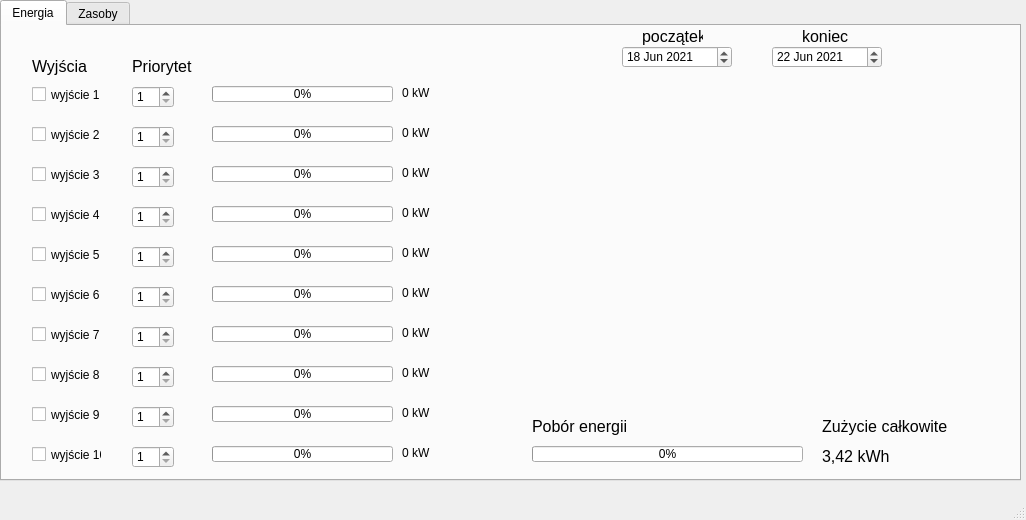
MateuszRosner/InteliHouse1.0, file InteliHouse.ui: the form before one commit.
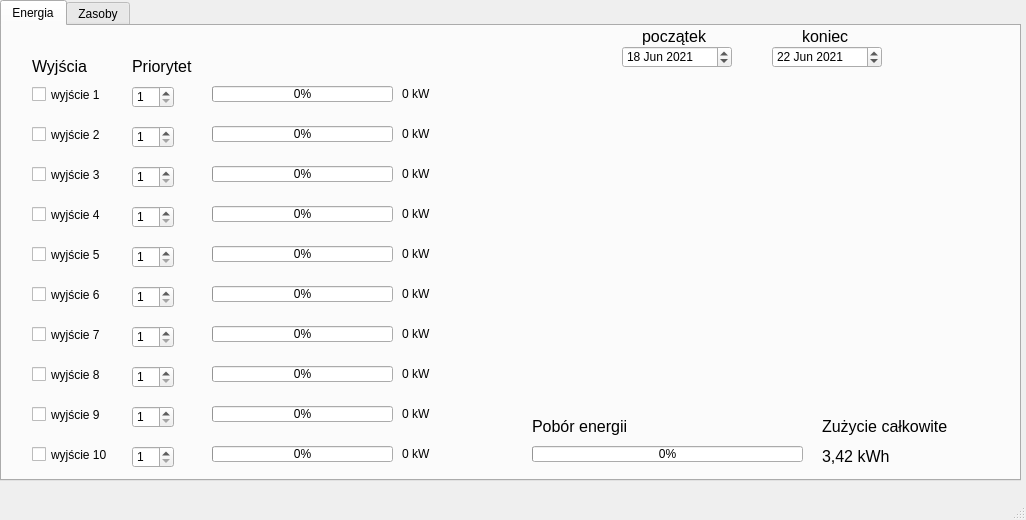
The form after the commit. The open tabs and pages were chosen to show the change.

Diff of the .ui file:
```diff
--- a/InteliHouse.ui
+++ b/InteliHouse.ui
@@ -74,7 +74,7 @@
        <rect>
         <x>30</x>
         <y>420</y>
-        <width>70</width>
+        <width>91</width>
         <height>17</height>
        </rect>
       </property>
@@ -87,7 +87,7 @@
        <rect>
         <x>30</x>
         <y>380</y>
-        <width>70</width>
+        <width>91</width>
         <height>17</height>
        </rect>
       </property>
@@ -126,7 +126,7 @@
        <rect>
         <x>30</x>
         <y>60</y>
-        <width>70</width>
+        <width>91</width>
         <height>17</height>
        </rect>
       </property>
@@ -152,7 +152,7 @@
        <rect>
         <x>30</x>
         <y>340</y>
-        <width>70</width>
+        <width>91</width>
         <height>17</height>
        </rect>
       </property>
@@ -165,7 +165,7 @@
        <rect>
         <x>30</x>
         <y>300</y>
-        <width>70</width>
+        <width>91</width>
         <height>17</height>
        </rect>
       </property>
@@ -178,7 +178,7 @@
        <rect>
         <x>30</x>
         <y>180</y>
-        <width>70</width>
+        <width>91</width>
         <height>17</height>
        </rect>
       </property>
@@ -204,7 +204,7 @@
        <rect>
         <x>30</x>
         <y>100</y>
-        <width>70</width>
+        <width>91</width>
         <height>17</height>
        </rect>
       </property>
@@ -217,7 +217,7 @@
        <rect>
         <x>30</x>
         <y>260</y>
-        <width>70</width>
+        <width>91</width>
         <height>17</height>
        </rect>
       </property>
@@ -230,7 +230,7 @@
        <rect>
         <x>30</x>
         <y>30</y>
-        <width>61</width>
+        <width>81</width>
         <height>21</height>
        </rect>
       </property>
@@ -248,7 +248,7 @@
        <rect>
         <x>30</x>
         <y>140</y>
-        <width>70</width>
+        <width>91</width>
         <height>17</height>
        </rect>
       </property>
@@ -287,7 +287,7 @@
        <rect>
         <x>30</x>
         <y>220</y>
-        <width>70</width>
+        <width>91</width>
         <height>17</height>
        </rect>
       </property>
@@ -313,7 +313,7 @@
        <rect>
         <x>530</x>
         <y>390</y>
-        <width>101</width>
+        <width>131</width>
         <height>21</height>
        </rect>
       </property>
@@ -344,7 +344,7 @@
        <rect>
         <x>130</x>
         <y>30</y>
-        <width>61</width>
+        <width>81</width>
         <height>21</height>
        </rect>
       </property>
@@ -522,7 +522,7 @@
        <rect>
         <x>820</x>
         <y>390</y>
-        <width>131</width>
+        <width>171</width>
         <height>21</height>
        </rect>
       </property>
@@ -598,7 +598,7 @@
        <rect>
         <x>640</x>
         <y>0</y>
-        <width>61</width>
+        <width>81</width>
         <height>21</height>
        </rect>
       </property>
@@ -616,7 +616,7 @@
        <rect>
         <x>800</x>
         <y>0</y>
-        <width>51</width>
+        <width>71</width>
         <height>21</height>
        </rect>
       </property>
@@ -634,8 +634,8 @@
        <rect>
         <x>400</x>
         <y>60</y>
-        <width>47</width>
-        <height>13</height>
+        <width>61</width>
+        <height>16</height>
        </rect>
       </property>
       <property name="text">
@@ -647,8 +647,8 @@
        <rect>
         <x>400</x>
         <y>100</y>
-        <width>47</width>
-        <height>13</height>
+        <width>61</width>
+        <height>16</height>
        </rect>
       </property>
       <property name="text">
@@ -660,8 +660,8 @@
        <rect>
         <x>400</x>
         <y>140</y>
-        <width>47</width>
-        <height>13</height>
+        <width>61</width>
+        <height>16</height>
        </rect>
       </property>
       <property name="text">
@@ -673,8 +673,8 @@
        <rect>
         <x>400</x>
         <y>180</y>
-        <width>47</width>
-        <height>13</height>
+        <width>61</width>
+        <height>16</height>
        </rect>
       </property>
       <property name="text">
@@ -686,8 +686,8 @@
        <rect>
         <x>400</x>
         <y>220</y>
-        <width>47</width>
-        <height>13</height>
+        <width>61</width>
+        <height>16</height>
        </rect>
       </property>
       <property name="text">
@@ -699,8 +699,8 @@
        <rect>
         <x>400</x>
         <y>260</y>
-        <width>47</width>
-        <height>13</height>
+        <width>71</width>
+        <height>16</height>
        </rect>
       </property>
       <property name="text">
@@ -712,8 +712,8 @@
        <rect>
         <x>400</x>
         <y>300</y>
-        <width>47</width>
-        <height>13</height>
+        <width>71</width>
+        <height>16</height>
        </rect>
       </property>
       <property name="text">
@@ -725,8 +725,8 @@
        <rect>
         <x>400</x>
         <y>340</y>
-        <width>47</width>
-        <height>13</height>
+        <width>61</width>
+        <height>16</height>
        </rect>
       </property>
       <property name="text">
@@ -738,8 +738,8 @@
        <rect>
         <x>400</x>
         <y>380</y>
-        <width>47</width>
-        <height>13</height>
+        <width>71</width>
+        <height>16</height>
        </rect>
       </property>
       <property name="text">
@@ -751,8 +751,8 @@
        <rect>
         <x>400</x>
         <y>420</y>
-        <width>47</width>
-        <height>13</height>
+        <width>71</width>
+        <height>16</height>
        </rect>
       </property>
       <property name="text">
```
Left out of the diff: 24 changed lines with no effect on the pictures.
